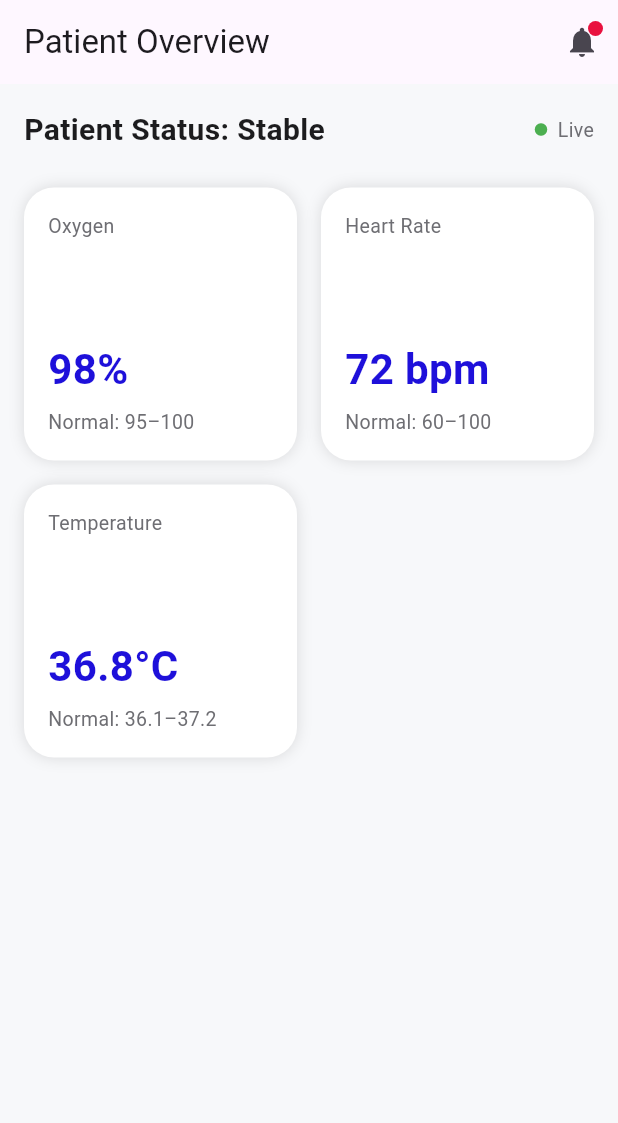
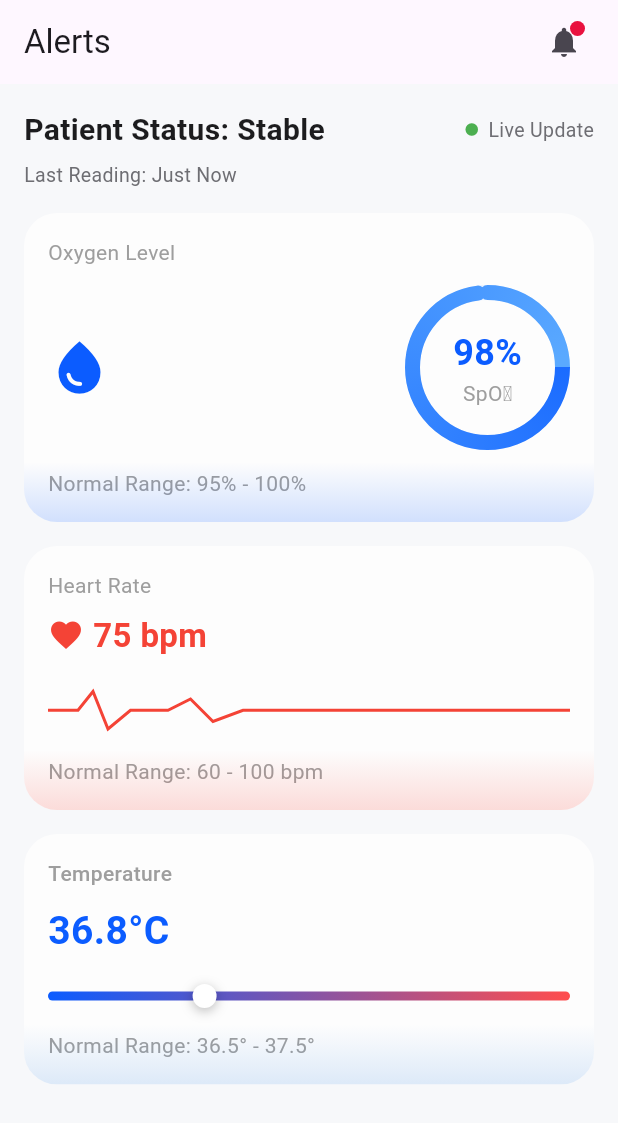
Before and after one commit to Abd0-M0stafa/medical, a Flutter app: the screen it shows after launch, on a phone screen of 412 x 824 dp. Shown: the top 1123 px of the screen. Run offline on Flutter 3.47's test engine with Material 3 defaults, Android fonts, the phone set to English and light mode, and no system bars.

Commit message:
refactor home ui

```diff
--- a/lib/features/home/presentation/view/home_view.dart
+++ b/lib/features/home/presentation/view/home_view.dart
@@ -1,7 +1,7 @@
 import 'package:flutter/material.dart';
 import 'package:medical/features/alerts/presentation/view/widgets/alerts_badge_icon.dart';
 import 'package:medical/features/home/presentation/view/widgets/patient_status_header.dart';
-import 'package:medical/features/home/presentation/view/widgets/vitals_grid.dart';
+import 'package:medical/features/home/presentation/view/widgets/vitals_section.dart';
 import '../../../../core/theme/app_colors.dart';
 
 class HomeScreen extends StatelessWidget {
@@ -12,16 +12,17 @@
     return Scaffold(
       backgroundColor: AppColors.background,
       appBar: AppBar(
-        title: const Text('Patient Overview'),
-        actions: const [AlertsBadgeIcon(hasUnread: true)],
+        title: const Text('Alerts'),
+        actions: const [AlertsBadgeIcon(hasUnread: true), SizedBox(width: 12)],
       ),
       body: const Padding(
         padding: EdgeInsets.all(16),
         child: Column(
           children: [
             PatientStatusHeader(),
-            SizedBox(height: 24),
-            Expanded(child: VitalsGrid()),
+            SizedBox(height: 16),
+            Expanded(child: VitalsSection()),
+            SizedBox(height: 12),
           ],
         ),
       ),
--- /dev/null
+++ b/lib/features/home/presentation/view/widgets/alert_item.dart
@@ -0,0 +1,17 @@
+import 'package:flutter/material.dart';
+
+class AlertItem extends StatelessWidget {
+  const AlertItem({super.key});
+
+  @override
+  Widget build(BuildContext context) {
+    return ListTile(
+      shape: RoundedRectangleBorder(borderRadius: BorderRadius.circular(16)),
+      tileColor: Colors.red.shade50,
+      leading: const Icon(Icons.favorite, color: Colors.red),
+      title: const Text('Abnormal Heart Rate Detected'),
+      subtitle: const Text('6:30 PM'),
+      trailing: const Icon(Icons.check_circle_outline),
+    );
+  }
+}
--- /dev/null
+++ b/lib/features/home/presentation/view/widgets/ecg_line.dart
@@ -0,0 +1,15 @@
+import 'package:flutter/material.dart';
+import 'package:medical/features/home/presentation/view/widgets/ecg_painter.dart';
+
+class EcgLine extends StatelessWidget {
+  const EcgLine({super.key});
+
+  @override
+  Widget build(BuildContext context) {
+    return SizedBox(
+      height: 45,
+      width: double.infinity,
+      child: CustomPaint(painter: EcgPainter()),
+    );
+  }
+}
--- /dev/null
+++ b/lib/features/home/presentation/view/widgets/ecg_painter.dart
@@ -0,0 +1,28 @@
+import 'package:flutter/material.dart';
+
+class EcgPainter extends CustomPainter {
+  @override
+  void paint(Canvas canvas, Size size) {
+    final paint = Paint()
+      ..color = Colors.red
+      ..strokeWidth = 2
+      ..style = PaintingStyle.stroke;
+
+    final path = Path()
+      ..moveTo(0, size.height / 2)
+      ..lineTo(20, size.height / 2)
+      ..lineTo(30, 10)
+      ..lineTo(40, size.height - 10)
+      ..lineTo(55, size.height / 2)
+      ..lineTo(80, size.height / 2)
+      ..lineTo(95, 15)
+      ..lineTo(110, size.height - 15)
+      ..lineTo(130, size.height / 2)
+      ..lineTo(size.width, size.height / 2);
+
+    canvas.drawPath(path, paint);
+  }
+
+  @override
+  bool shouldRepaint(_) => false;
+}
--- /dev/null
+++ b/lib/features/home/presentation/view/widgets/hart_rate_card.dart
@@ -0,0 +1,42 @@
+import 'package:flutter/material.dart';
+import 'package:medical/features/home/presentation/view/widgets/ecg_line.dart';
+import 'package:medical/features/home/presentation/view/widgets/vital_card_container.dart';
+
+class HeartRateCard extends StatelessWidget {
+  const HeartRateCard({super.key});
+
+  @override
+  Widget build(BuildContext context) {
+    return VitalCardContainer(
+      shadowColor: Colors.red,
+      child: Column(
+        crossAxisAlignment: CrossAxisAlignment.start,
+        children: const [
+          Text('Heart Rate', style: TextStyle(color: Colors.grey)),
+          SizedBox(height: 8),
+          Row(
+            children: [
+              Icon(Icons.favorite, color: Colors.red),
+              SizedBox(width: 6),
+              Text(
+                '75 bpm',
+                style: TextStyle(
+                  fontSize: 22,
+                  fontWeight: FontWeight.bold,
+                  color: Colors.red,
+                ),
+              ),
+            ],
+          ),
+          SizedBox(height: 12),
+          EcgLine(),
+          SizedBox(height: 8),
+          Text(
+            'Normal Range: 60 - 100 bpm',
+            style: TextStyle(color: Colors.grey),
+          ),
+        ],
+      ),
+    );
+  }
+}
--- /dev/null
+++ b/lib/features/home/presentation/view/widgets/oxygen_card.dart
@@ -0,0 +1,33 @@
+import 'package:flutter/material.dart';
+import 'package:medical/features/home/presentation/view/widgets/oxygen_ring.dart';
+import 'package:medical/features/home/presentation/view/widgets/vital_card_container.dart';
+
+class OxygenCard extends StatelessWidget {
+  const OxygenCard({super.key});
+
+  @override
+  Widget build(BuildContext context) {
+    return VitalCardContainer(
+      shadowColor: const Color(0xFF0B5CFF),
+      child: Column(
+        crossAxisAlignment: CrossAxisAlignment.start,
+        children: const [
+          Text('Oxygen Level', style: TextStyle(color: Colors.grey)),
+          SizedBox(height: 12),
+          Row(
+            mainAxisAlignment: MainAxisAlignment.spaceBetween,
+            children: [
+              Icon(Icons.water_drop, size: 42, color: Color(0xFF0B5CFF)),
+              OxygenRing(),
+            ],
+          ),
+          SizedBox(height: 12),
+          Text(
+            'Normal Range: 95% - 100%',
+            style: TextStyle(color: Colors.grey),
+          ),
+        ],
+      ),
+    );
+  }
+}
--- /dev/null
+++ b/lib/features/home/presentation/view/widgets/oxygen_painter.dart
@@ -0,0 +1,42 @@
+import 'package:flutter/material.dart';
+
+class OxygenPainter extends CustomPainter {
+  final double percentage;
+
+  OxygenPainter({required this.percentage});
+
+  @override
+  void paint(Canvas canvas, Size size) {
+    final rect = Offset.zero & size;
+    final center = size.center(Offset.zero);
+    final radius = size.width / 2;
+
+    final bgPaint = Paint()
+      ..color = const Color(0xFFE6F0FF)
+      ..style = PaintingStyle.stroke
+      ..strokeWidth = 10;
+
+    canvas.drawCircle(center, radius - 5, bgPaint);
+
+    final sweepPaint = Paint()
+      ..shader = SweepGradient(
+        colors: const [Color(0xFF0B5CFF), Color(0xFF5AA9FF)],
+        startAngle: -1.57,
+        endAngle: 3.14 * 2 * percentage,
+      ).createShader(rect)
+      ..style = PaintingStyle.stroke
+      ..strokeCap = StrokeCap.round
+      ..strokeWidth = 10;
+
+    canvas.drawArc(
+      Rect.fromCircle(center: center, radius: radius - 5),
+      -1.57,
+      3.14 * 2 * percentage,
+      false,
+      sweepPaint,
+    );
+  }
+
+  @override
+  bool shouldRepaint(_) => false;
+}
--- /dev/null
+++ b/lib/features/home/presentation/view/widgets/oxygen_ring.dart
@@ -0,0 +1,33 @@
+import 'package:flutter/material.dart';
+import 'package:medical/features/home/presentation/view/widgets/oxygen_painter.dart';
+
+class OxygenRing extends StatelessWidget {
+  const OxygenRing({super.key});
+
+  @override
+  Widget build(BuildContext context) {
+    return SizedBox(
+      width: 110,
+      height: 110,
+      child: CustomPaint(
+        painter: OxygenPainter(percentage: 0.98),
+        child: const Center(
+          child: Column(
+            mainAxisSize: MainAxisSize.min,
+            children: [
+              Text(
+                '98%',
+                style: TextStyle(
+                  fontSize: 24,
+                  fontWeight: FontWeight.bold,
+                  color: Color(0xFF0B5CFF),
+                ),
+              ),
+              Text('SpO₂', style: TextStyle(color: Colors.grey)),
+            ],
+          ),
+        ),
+      ),
+    );
+  }
+}
--- a/lib/features/home/presentation/view/widgets/patient_status_header.dart
+++ b/lib/features/home/presentation/view/widgets/patient_status_header.dart
@@ -6,7 +6,10 @@
 
   @override
   Widget build(BuildContext context) {
-    return Row(
+    return Column(
+      crossAxisAlignment: CrossAxisAlignment.start,
+      children: [
+        Row(
           mainAxisAlignment: MainAxisAlignment.spaceBetween,
           children: const [
             Text('Patient Status: Stable', style: AppTextStyles.title),
@@ -14,9 +17,13 @@
               children: [
                 Icon(Icons.circle, color: Colors.green, size: 10),
                 SizedBox(width: 6),
-            Text('Live', style: AppTextStyles.subtitle),
+                Text('Live Update', style: AppTextStyles.subtitle),
               ],
             ),
+          ],
+        ),
+        const SizedBox(height: 6),
+        const Text('Last Reading: Just Now', style: AppTextStyles.subtitle),
       ],
     );
   }
--- /dev/null
+++ b/lib/features/home/presentation/view/widgets/temperature_card.dart
@@ -0,0 +1,39 @@
+import 'package:flutter/material.dart';
+import 'package:medical/features/home/presentation/view/widgets/tempreture_bar.dart';
+import 'package:medical/features/home/presentation/view/widgets/vital_card_container.dart';
+
+class TemperatureCard extends StatelessWidget {
+  const TemperatureCard({super.key});
+
+  @override
+  Widget build(BuildContext context) {
+    return VitalCardContainer(
+      shadowColor: const Color(0xFF4A90E2), // لون بارد خفيف
+      child: Column(
+        crossAxisAlignment: CrossAxisAlignment.start,
+        children: const [
+          Text(
+            'Temperature',
+            style: TextStyle(color: Colors.grey, fontWeight: FontWeight.w500),
+          ),
+          SizedBox(height: 10),
+          Text(
+            '36.8°C',
+            style: TextStyle(
+              fontSize: 26,
+              fontWeight: FontWeight.bold,
+              color: Color(0xFF0B5CFF),
+            ),
+          ),
+          SizedBox(height: 14),
+          TemperatureBar(value: 36.8, min: 36.5, max: 37.5),
+          SizedBox(height: 12),
+          Text(
+            'Normal Range: 36.5° - 37.5°',
+            style: TextStyle(color: Colors.grey),
+          ),
+        ],
+      ),
+    );
+  }
+}
--- /dev/null
+++ b/lib/features/home/presentation/view/widgets/tempreture_bar.dart
@@ -0,0 +1,68 @@
+import 'package:flutter/material.dart';
+
+class TemperatureBar extends StatelessWidget {
+  final double value;
+  final double min;
+  final double max;
+
+  const TemperatureBar({
+    super.key,
+    required this.value,
+    required this.min,
+    required this.max,
+  });
+
+  @override
+  Widget build(BuildContext context) {
+    final percent = ((value - min) / (max - min)).clamp(0.0, 1.0);
+
+    return LayoutBuilder(
+      builder: (context, constraints) {
+        final width = constraints.maxWidth;
+        final thumbX = width * percent;
+
+        return SizedBox(
+          height: 22,
+          child: Stack(
+            alignment: Alignment.centerLeft,
+            children: [
+              // Gradient bar
+              Container(
+                height: 6,
+                decoration: BoxDecoration(
+                  borderRadius: BorderRadius.circular(6),
+                  gradient: const LinearGradient(
+                    colors: [
+                      Color(0xFF0B5CFF), // بارد
+                      Color(0xFFFF4D4D), // سخن
+                    ],
+                  ),
+                ),
+              ),
+
+              // White thumb
+              Positioned(
+                left: thumbX - 8,
+                child: Container(
+                  width: 16,
+                  height: 16,
+                  decoration: BoxDecoration(
+                    color: Colors.white,
+                    shape: BoxShape.circle,
+                    boxShadow: const [
+                      BoxShadow(
+                        color: Colors.black26,
+                        blurRadius: 6,
+                        offset: Offset(0, 2),
+                      ),
+                    ],
+                  ),
+                ),
+              ),
+            ],
+          ),
+        );
+      },
+    );
+  }
+}
--- /dev/null
+++ b/lib/features/home/presentation/view/widgets/vital_base_card.dart
@@ -0,0 +1,38 @@
+import 'package:flutter/material.dart';
+import 'package:medical/core/theme/app_colors.dart';
+import 'package:medical/core/theme/app_styles.dart';
+
+class VitalBaseCard extends StatelessWidget {
+  final String title;
+  final Widget child;
+  final String range;
+
+  const VitalBaseCard({
+    super.key,
+    required this.title,
+    required this.child,
+    required this.range,
+  });
+
+  @override
+  Widget build(BuildContext context) {
+    return Container(
+      padding: const EdgeInsets.all(16),
+      decoration: BoxDecoration(
+        color: AppColors.card,
+        borderRadius: BorderRadius.circular(20),
+        boxShadow: const [BoxShadow(color: Colors.black12, blurRadius: 10)],
+      ),
+      child: Column(
+        crossAxisAlignment: CrossAxisAlignment.start,
+        children: [
+          Text(title, style: AppTextStyles.subtitle),
+          const SizedBox(height: 12),
+          child,
+          const SizedBox(height: 12),
+          Text(range, style: AppTextStyles.subtitle),
+        ],
+      ),
+    );
+  }
+}
--- /dev/null
+++ b/lib/features/home/presentation/view/widgets/vital_card_container.dart
@@ -0,0 +1,49 @@
+import 'package:flutter/material.dart';
+
+class VitalCardContainer extends StatelessWidget {
+  final Widget child;
+  final Color shadowColor;
+
+  const VitalCardContainer({
+    super.key,
+    required this.child,
+    required this.shadowColor,
+  });
+
+  @override
+  Widget build(BuildContext context) {
+    return ClipRRect(
+      borderRadius: BorderRadius.circular(22),
+      child: Stack(
+        children: [
+          // Card background
+          Container(
+            padding: const EdgeInsets.all(16),
+            decoration: const BoxDecoration(color: Color(0xFFFDFDFD)),
+            child: child,
+          ),
+          Positioned(
+            left: 0,
+            right: 0,
+            bottom: 0,
+            child: IgnorePointer(
+              child: Container(
+                height: 40,
+                decoration: BoxDecoration(
+                  gradient: LinearGradient(
+                    begin: Alignment.topCenter,
+                    end: Alignment.bottomCenter,
+                    colors: [
+                      shadowColor.withOpacity(0.0),
+                      shadowColor.withOpacity(0.18),
+                    ],
+                  ),
+                ),
+              ),
+            ),
+          ),
+        ],
+      ),
+    );
+  }
+}
--- /dev/null
+++ b/lib/features/home/presentation/view/widgets/vitals_section.dart
@@ -0,0 +1,22 @@
+import 'package:flutter/material.dart';
+import 'package:medical/features/home/presentation/view/widgets/hart_rate_card.dart';
+import 'package:medical/features/home/presentation/view/widgets/oxygen_card.dart';
+import 'package:medical/features/home/presentation/view/widgets/temperature_card.dart';
+
+class VitalsSection extends StatelessWidget {
+  const VitalsSection({super.key});
+
+  @override
+  Widget build(BuildContext context) {
+    return ListView(
+      physics: const BouncingScrollPhysics(),
+      children: const [
+        OxygenCard(),
+        SizedBox(height: 16),
+        HeartRateCard(),
+        SizedBox(height: 16),
+        TemperatureCard(),
+      ],
+    );
+  }
+}
```
Lines whose indentation alone changed are shown as unchanged.
